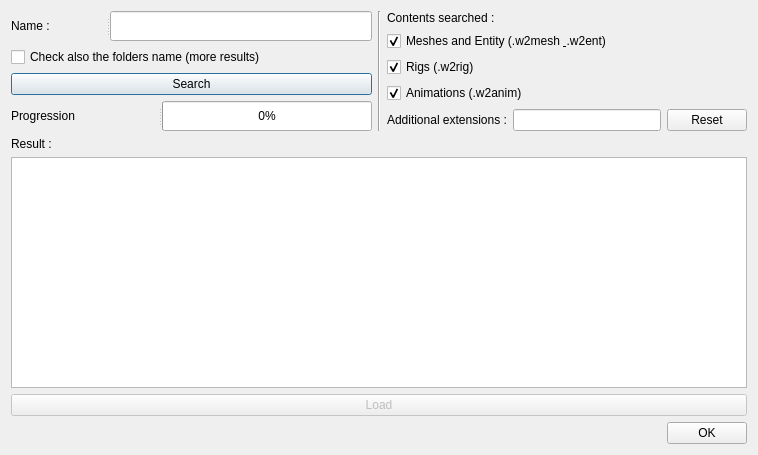
Above: W2ENT_QT/GUI_Search.ui from JLouis-B/RedTools before the change. Below: the same form after it.
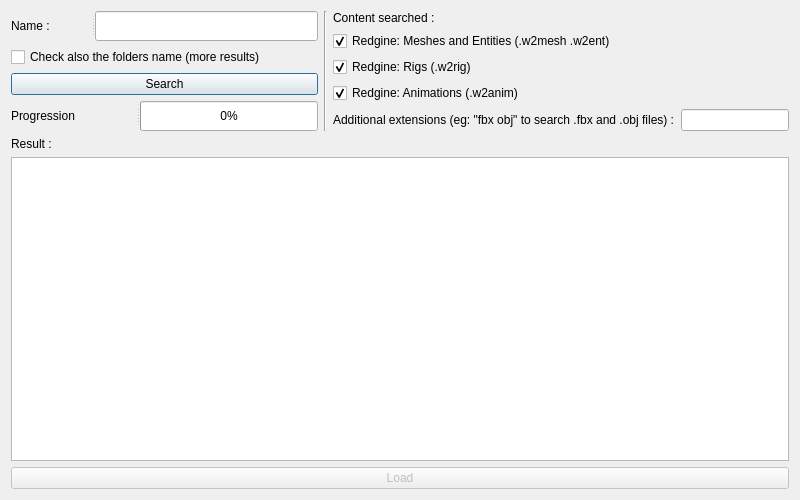
That is the form after the change.

Commit message: Search tool : UI improvements

The edit to the form file:
```diff
--- a/W2ENT_QT/GUI_Search.ui
+++ b/W2ENT_QT/GUI_Search.ui
@@ -6,8 +6,8 @@
    <rect>
     <x>0</x>
     <y>0</y>
-    <width>758</width>
-    <height>455</height>
+    <width>800</width>
+    <height>500</height>
    </rect>
   </property>
   <property name="windowTitle">
@@ -94,14 +94,14 @@
        <item>
         <widget class="QLabel" name="label">
          <property name="text">
-          <string>Contents searched :</string>
+          <string>Content searched :</string>
          </property>
         </widget>
        </item>
        <item>
         <widget class="QCheckBox" name="checkBox_searchMesh">
          <property name="text">
-          <string>Meshes and Entity (.w2mesh &amp; .w2ent)</string>
+          <string>Redgine: Meshes and Entities (.w2mesh .w2ent)</string>
          </property>
          <property name="checked">
           <bool>true</bool>
@@ -111,7 +111,7 @@
        <item>
         <widget class="QCheckBox" name="checkBox_searchRigs">
          <property name="text">
-          <string>Rigs (.w2rig)</string>
+          <string>Redgine: Rigs (.w2rig)</string>
          </property>
          <property name="checked">
           <bool>true</bool>
@@ -121,7 +121,7 @@
        <item>
         <widget class="QCheckBox" name="checkBox_searchAnims">
          <property name="text">
-          <string>Animations (.w2anim)</string>
+          <string>Redgine: Animations (.w2anim)</string>
          </property>
          <property name="checked">
           <bool>true</bool>
@@ -133,20 +133,13 @@
          <item>
           <widget class="QLabel" name="label_extensions">
            <property name="text">
-            <string>Additional extensions :</string>
+            <string>Additional extensions (eg: &quot;fbx obj&quot; to search .fbx and .obj files) :</string>
            </property>
           </widget>
          </item>
          <item>
           <widget class="QLineEdit" name="lineEdit_extensionsFilter"/>
          </item>
-         <item>
-          <widget class="QPushButton" name="pushButton_reset">
-           <property name="text">
-            <string>Reset</string>
-           </property>
-          </widget>
-         </item>
         </layout>
        </item>
       </layout>
@@ -184,16 +177,6 @@
      </widget>
     </widget>
    </item>
-   <item>
-    <widget class="QDialogButtonBox" name="buttonBox">
-     <property name="orientation">
-      <enum>Qt::Horizontal</enum>
-     </property>
-     <property name="standardButtons">
-      <set>QDialogButtonBox::Ok</set>
-     </property>
-    </widget>
-   </item>
   </layout>
  </widget>
  <resources/>
```
Left out of the diff: 19 changed lines with no effect on the pictures. The commit also changes 6 other files.
